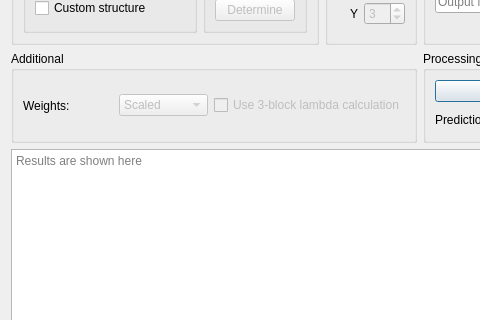
fatvlady/sys-an-labs, file lab_4/main_window.ui: the form before one commit; both pictures show x 0 to 480 and y 157 to 477 of the 742 by 650 pixel window.
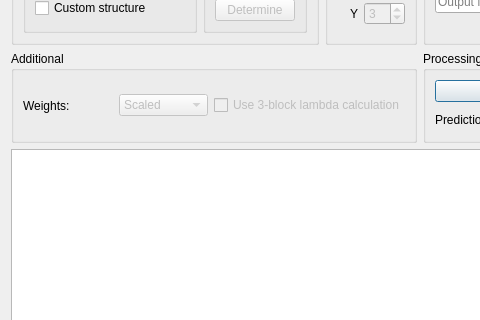
The form after the commit.

```diff
--- a/lab_4/main_window.ui
+++ b/lab_4/main_window.ui
@@ -325,26 +325,6 @@
      </layout>
     </widget>
    </item>
-   <item row="2" column="0" colspan="3">
-    <widget class="QTextBrowser" name="results_field">
-     <property name="lineWrapMode">
-      <enum>QTextEdit::WidgetWidth</enum>
-     </property>
-     <property name="readOnly">
-      <bool>true</bool>
-     </property>
-     <property name="html">
-      <string>&lt;!DOCTYPE HTML PUBLIC &quot;-//W3C//DTD HTML 4.0//EN&quot; &quot;http://www.w3.org/TR/REC-html40/strict.dtd&quot;&gt;
-&lt;html&gt;&lt;head&gt;&lt;meta name=&quot;qrichtext&quot; content=&quot;1&quot; /&gt;&lt;style type=&quot;text/css&quot;&gt;
-p, li { white-space: pre-wrap; }
-&lt;/style&gt;&lt;/head&gt;&lt;body style=&quot; font-family:'MS Shell Dlg 2'; font-size:8.25pt; font-weight:400; font-style:normal;&quot;&gt;
-&lt;p style=&quot;-qt-paragraph-type:empty; margin-top:0px; margin-bottom:0px; margin-left:0px; margin-right:0px; -qt-block-indent:0; text-indent:0px; font-family:'.Menio Regular'; font-size:10pt;&quot;&gt;&lt;br /&gt;&lt;/p&gt;&lt;/body&gt;&lt;/html&gt;</string>
-     </property>
-     <property name="placeholderText">
-      <string>Results are shown here</string>
-     </property>
-    </widget>
-   </item>
    <item row="0" column="2">
     <widget class="QGroupBox" name="groupBox">
      <property name="title">
@@ -405,6 +385,9 @@
      </layout>
     </widget>
    </item>
+   <item row="2" column="0" colspan="3">
+    <widget class="QTableView" name="tableView"/>
+   </item>
   </layout>
  </widget>
  <tabstops>
```
Left out of the diff: 1 changed line with no effect on the pictures.
